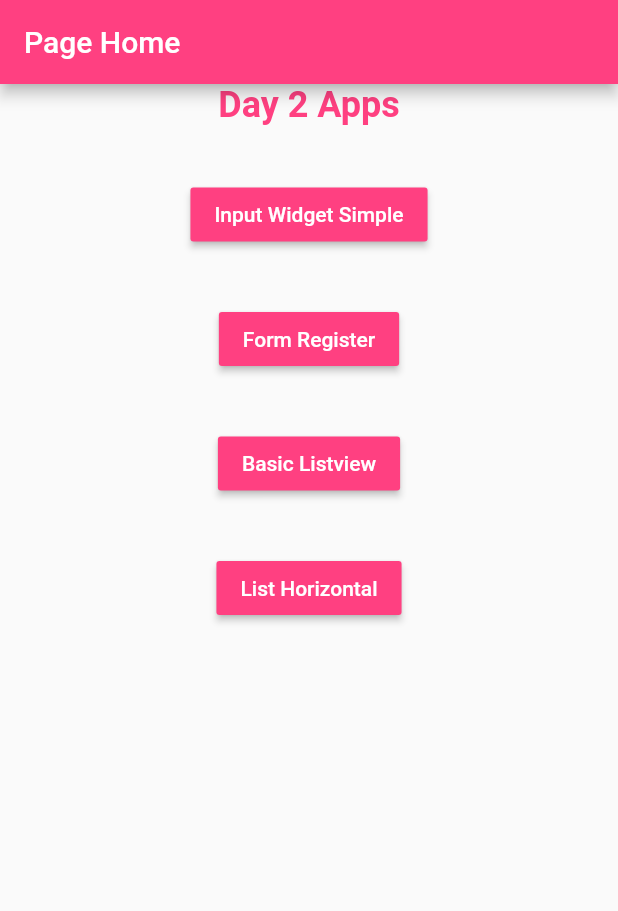
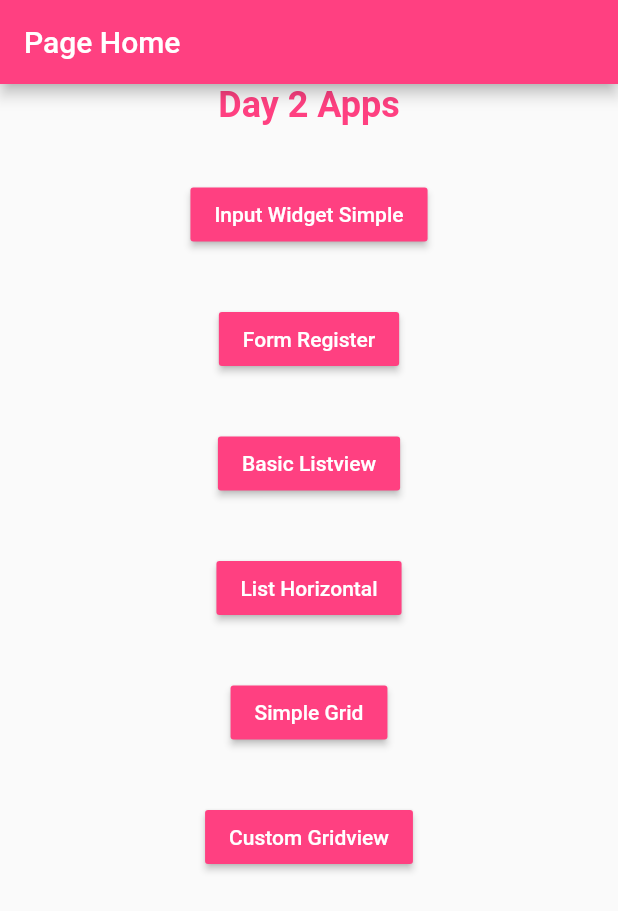
Before and after one commit to rizkipm/input-selection-widget, a Flutter app: the screen it shows after launch, on a phone screen of 412 x 824 dp. Shown: the top 911 px of the screen. Run offline on Flutter 3.47's test engine with Material 2 defaults, Android fonts, the phone set to English and light mode, and no system bars.

Commit message:
add menu grid view

```diff
--- a/input_selection_widget/lib/main.dart
+++ b/input_selection_widget/lib/main.dart
@@ -3,6 +3,7 @@ import 'page/simple_input.dart';
 import 'page/page_register.dart';
 import 'page/basic_listview.dart';
 import 'page/list_horizontal.dart';
+import 'page/simple_grid.dart';
 
 void main() => runApp(MyApp());
 
@@ -98,6 +99,33 @@ class PageHome extends StatelessWidget {
               },
             ),
           ),
+
+          Container(
+            //retrieve value
+            margin: EdgeInsets.only(top: 35.0),
+            child: RaisedButton(
+              color: Colors.pinkAccent,
+              textColor: Colors.white,
+              child: Text('Simple Grid'),
+              onPressed: () {
+                Navigator.push(context, MaterialPageRoute(builder: (context)=>SimpleGridView()));
+              },
+            ),
+          ),
+
+          Container(
+            //retrieve value
+            margin: EdgeInsets.only(top: 35.0),
+            child: RaisedButton(
+              color: Colors.pinkAccent,
+              textColor: Colors.white,
+              child: Text('Custom Gridview'),
+              onPressed: () {
+                Navigator.push(context, MaterialPageRoute(builder: (context)=>ListHorizonal()));
+              },
+            ),
+          ),
+
         ],
       ),
     );
```
